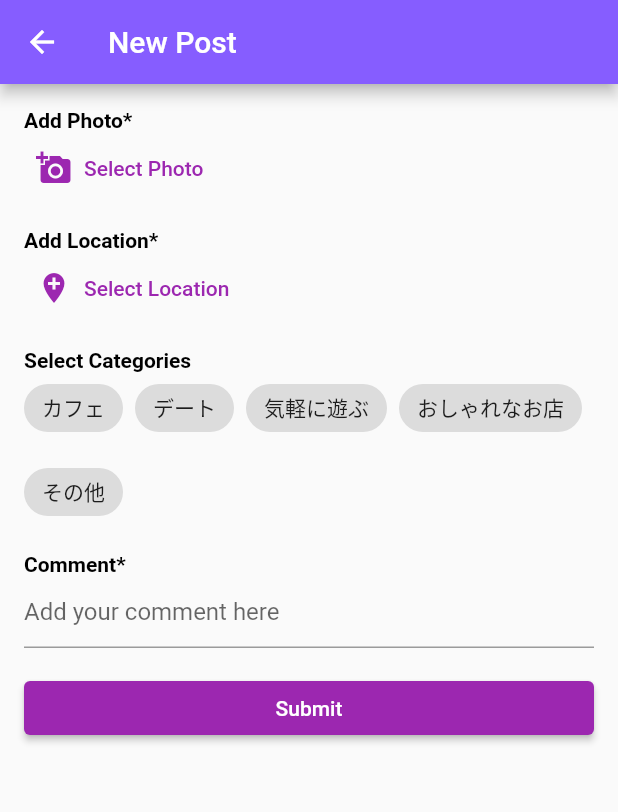
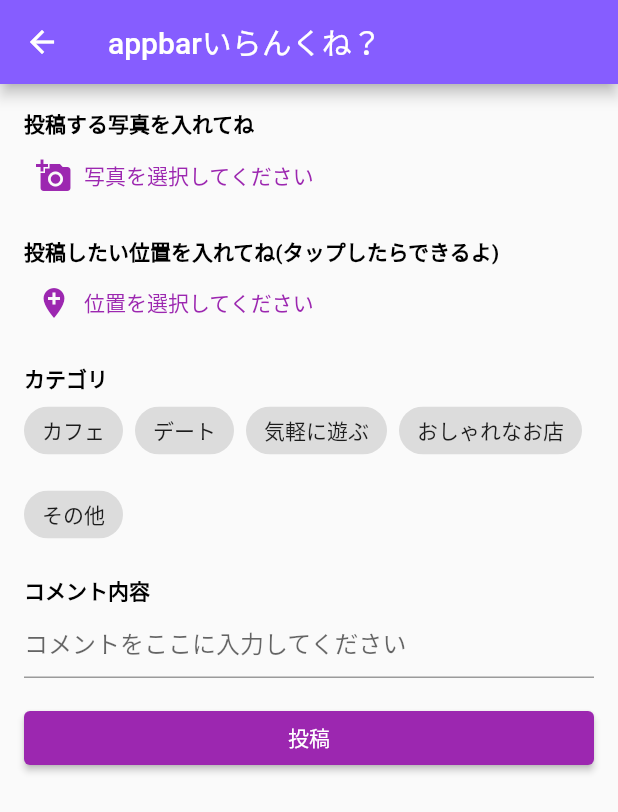
Before and after one commit to gakuto-higuchi/tourmate_app, a Flutter app: the NewPostPage screen opened by its route, on a phone screen of 412 x 824 dp. Shown: the top 812 px of the screen. Run offline on Flutter 3.47's test engine with Material 2 defaults, Android fonts, the phone set to English and light mode, and no system bars; our stand-ins replace cloud_firestore, firebase_auth, firebase_core, firebase_storage, geolocator, google_maps_flutter and 2 more; missing offline and left inert: google_maps_webservice; accounts and stored records are empty; generated files the repository leaves out were written again.

Commit message:
[add] Textの内容をわかりやすいように変更する

```diff
--- a/lib/new_post_page.dart
+++ b/lib/new_post_page.dart
@@ -27,7 +27,7 @@ class _NewPostPageState extends State<NewPostPage> {
   Widget build(BuildContext context) {
     return Scaffold(
       appBar: AppBar(
-        title: Text('New Post'),
+        title: Text('appbarいらんくね？'),
       ),
       body: SingleChildScrollView(
         child: Padding(
@@ -38,14 +38,14 @@ class _NewPostPageState extends State<NewPostPage> {
               crossAxisAlignment: CrossAxisAlignment.start,
               children: [
                 Text(
-                  'Add Photo*',
+                  '投稿する写真を入れてね',
                   style: TextStyle(fontWeight: FontWeight.bold),
                 ),
                 // Add photo button
                 TextButton.icon(
                   onPressed: _addPhoto,
                   icon: const Icon(Icons.add_a_photo),
-                  label: const Text('Select Photo'),
+                  label: const Text('写真を選択してください'),
                 ),
                 // Display selected photos
                 _images != null
@@ -64,14 +64,14 @@ class _NewPostPageState extends State<NewPostPage> {
                     : Container(),
                 SizedBox(height: 16),
                 Text(
-                  'Add Location*',
+                  '投稿したい位置を入れてね(タップしたらできるよ)',
                   style: TextStyle(fontWeight: FontWeight.bold),
                 ),
                 // Add location button
                 TextButton.icon(
                   onPressed: _selectLocation,
                   icon: const Icon(Icons.add_location),
-                  label: const Text('Select Location'),
+                  label: const Text('位置を選択してください'),
                 ),
                 // Display picked locations
                 if (_pickedLocations.isNotEmpty)
@@ -79,7 +79,7 @@ class _NewPostPageState extends State<NewPostPage> {
                       'Locations: ${_pickedLocations.map((location) => '(${location.latitude}, ${location.longitude})').join(', ')}'),
                 SizedBox(height: 16),
                 Text(
-                  'Select Categories',
+                  'カテゴリ',
                   style: TextStyle(fontWeight: FontWeight.bold),
                 ),
                 // Select categories
@@ -104,18 +104,18 @@ class _NewPostPageState extends State<NewPostPage> {
                 ),
                 SizedBox(height: 16),
                 Text(
-                  'Comment*',
+                  'コメント内容',
                   style: TextStyle(fontWeight: FontWeight.bold),
                 ),
                 // Comment input
                 TextFormField(
                   controller: _commentController,
                   decoration: const InputDecoration(
-                    hintText: 'Add your comment here',
+                    hintText: 'コメントをここに入力してください',
                   ),
                   validator: (value) {
                     if (value == null || value.isEmpty) {
-                      return 'Please enter a comment';
+                      return 'コメント入れてくれやで';
                     }
                     return null;
                   },
@@ -127,7 +127,7 @@ class _NewPostPageState extends State<NewPostPage> {
                   width: double.infinity,
                   child: ElevatedButton(
                     onPressed: _submit,
-                    child: Text('Submit'),
+                    child: Text('投稿'),
                   ),
                 ),
               ],
@@ -144,6 +144,10 @@ class _NewPostPageState extends State<NewPostPage> {
       setState(() {
         _images = images;
       });
+      ScaffoldMessenger.of(context).showSnackBar(
+        SnackBar(
+            content: Text('${images.length}枚の写真が追加されました')), // Provide feedback
+      );
     }
   }
 
@@ -195,13 +199,13 @@ class _NewPostPageState extends State<NewPostPage> {
       // ... (Firebase Storage への画像のアップロードコードをここに追加)
 
       ScaffoldMessenger.of(context).showSnackBar(
-        SnackBar(content: Text('Post submitted successfully')),
+        SnackBar(content: Text('投稿できたよ')),
       );
 
       Navigator.pop(context);
     } else {
       ScaffoldMessenger.of(context).showSnackBar(
-        SnackBar(content: Text('Please complete all required fields')),
+        SnackBar(content: Text('全部入力してくれやで')),
       );
     }
   }
```
